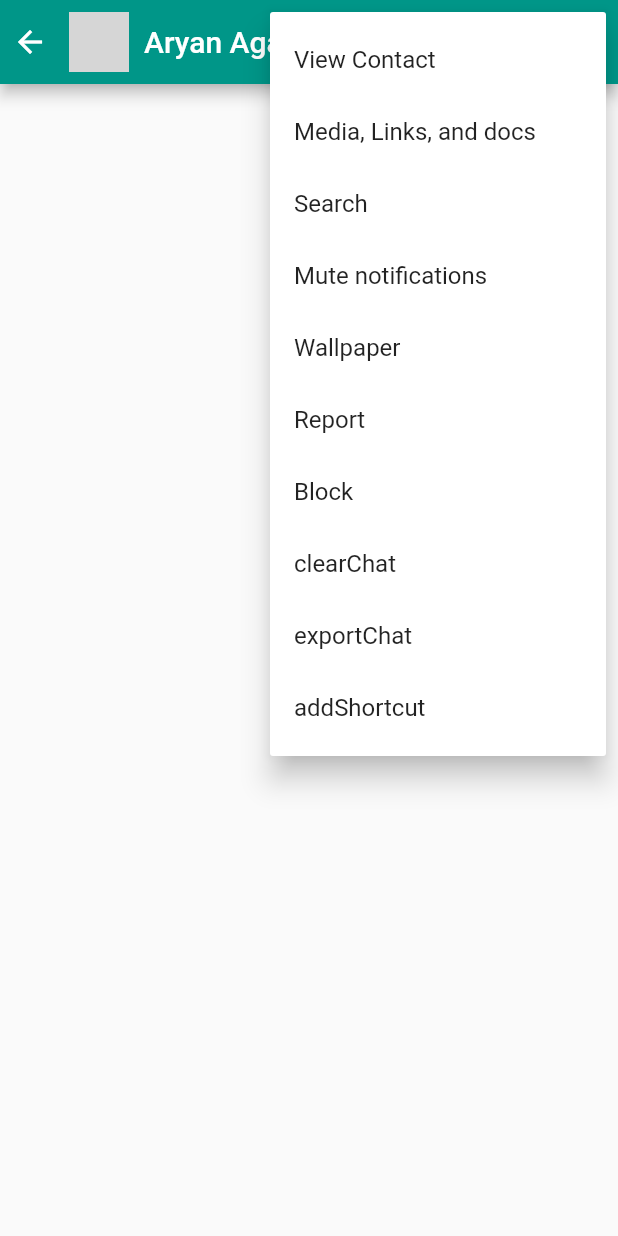
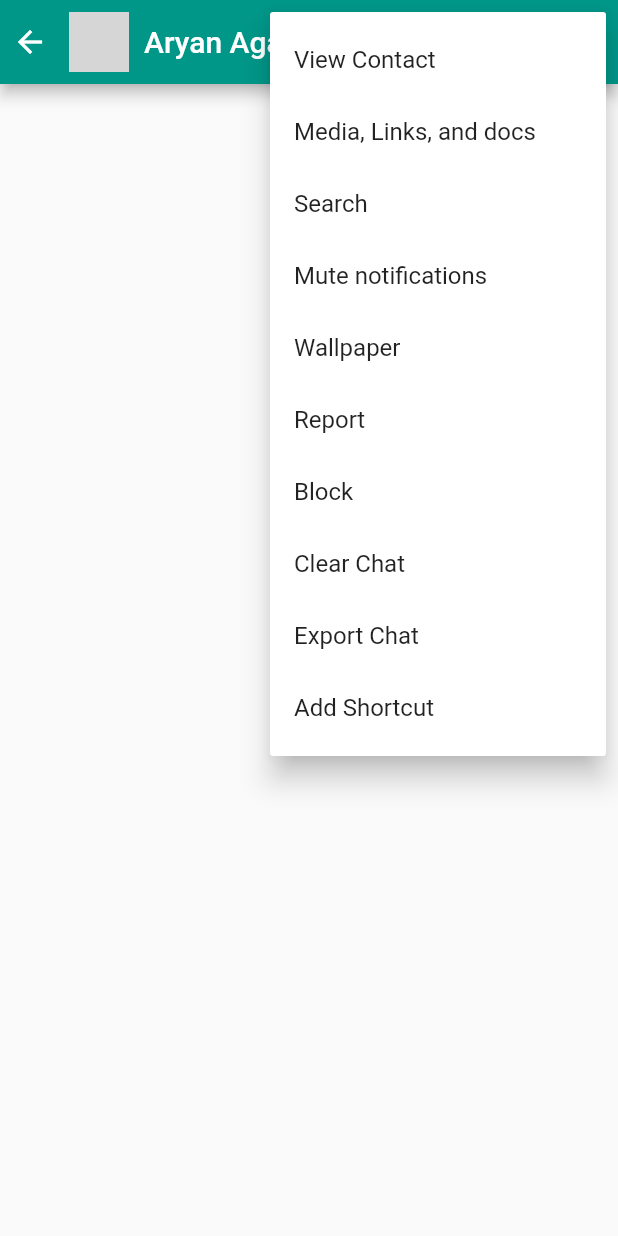
Before and after one commit to aryankush25/lets-chat-mobile, a Flutter app: the ChatScreen screen opened directly with sample values from the repository, after a tap on the "more vert" icon, on a phone screen of 412 x 824 dp. Run offline on Flutter 3.47's test engine with Material 2 defaults, Android fonts, the phone set to English and light mode, and no system bars; network calls fail; grey boxes are pictures that could not be loaded.

Commit message:
menu option changes

```diff
--- a/lib/utils/constants/menu_options.dart
+++ b/lib/utils/constants/menu_options.dart
@@ -53,15 +53,15 @@
     label: 'Block',
   ),
   MenuModel(
-    id: 'Clear Chat',
-    label: 'clearChat',
+    id: 'clearChat',
+    label: 'Clear Chat',
   ),
   MenuModel(
-    id: 'Export Chat',
-    label: 'exportChat',
+    id: 'exportChat',
+    label: 'Export Chat',
   ),
   MenuModel(
-    id: 'Add Shortcut',
-    label: 'addShortcut',
+    id: 'addShortcut',
+    label: 'Add Shortcut',
   ),
 ];
```
